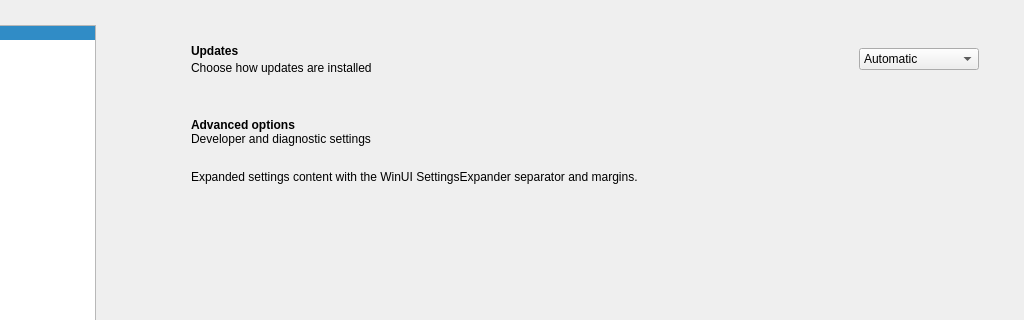
JulienMaille/WinUI3Style, file src/gallery/gallerywindow.ui: the form before one commit; both pictures show x 156 to 1180 and y 141 to 461 of the 1180 by 780 pixel window.
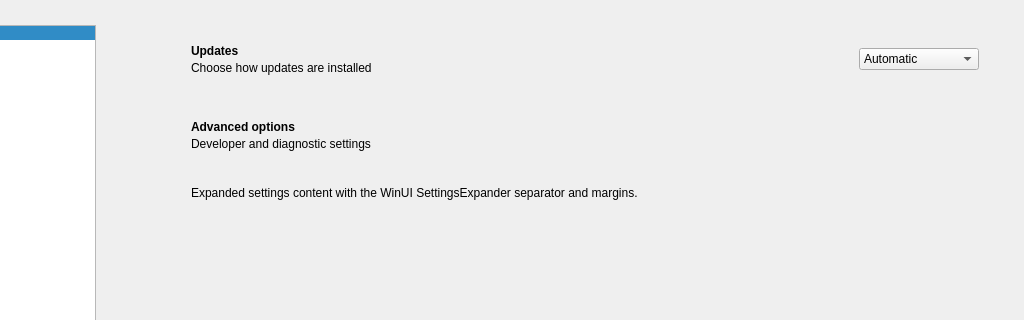
The form after the commit. The open tabs and pages were chosen to show the change.

Diff of the .ui file:
```diff
--- a/src/gallery/gallerywindow.ui
+++ b/src/gallery/gallerywindow.ui
@@ -195,6 +195,7 @@
          <property name="bottomMargin"><number>0</number></property>
          <property name="spacing"><number>0</number></property>
          <item><widget class="QWidget" name="advancedHeader">
+          <property name="minimumSize"><size><width>0</width><height>68</height></size></property>
           <layout class="QHBoxLayout" name="advancedHeaderLayout">
            <property name="leftMargin"><number>17</number></property>
            <property name="topMargin"><number>17</number></property>
@@ -226,7 +227,7 @@
          </widget></item>
          <item><widget class="QWidget" name="advancedDetailsHost">
           <property name="winuiSettingsCardExpansion" stdset="0"><bool>true</bool></property>
-          <layout class="QGridLayout" name="advancedDetailsLayout">
+          <layout class="QGridLayout" name="advancedDetailsLayout" rowminimumheight="35">
            <property name="leftMargin"><number>59</number></property>
            <property name="topMargin"><number>7</number></property>
            <property name="rightMargin"><number>45</number></property>
```
